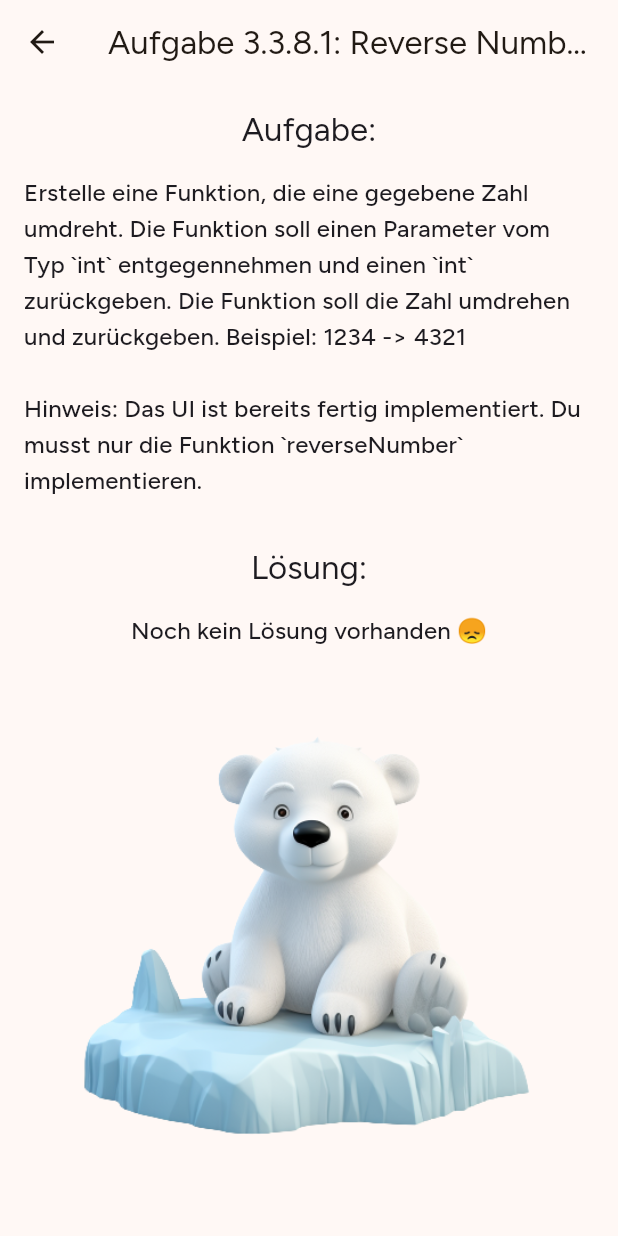
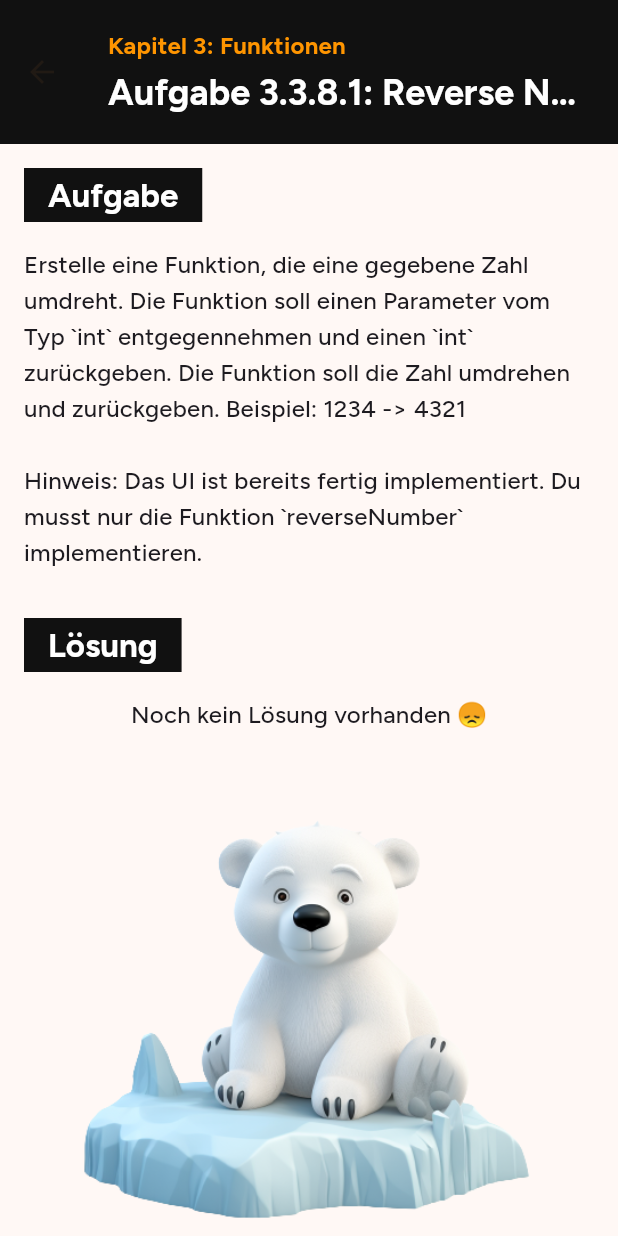
Before and after one commit to App-Akademie/task_app, a Flutter app: the TaskScreen screen opened directly with sample values from the repository, on a phone screen of 412 x 824 dp. Run offline on Flutter 3.47's test engine with Material 3 defaults, Android fonts, the phone set to English and light mode, and no system bars; our stand-ins replace freezed_annotation, google_fonts.

Commit message:
updated UI

```diff
--- a/lib/private/features/tasks/presentation/task_screen.dart
+++ b/lib/private/features/tasks/presentation/task_screen.dart
@@ -1,5 +1,6 @@
 import 'package:flutter/material.dart';
 import 'package:task_app/private/config/app_sizes.dart';
+import 'package:task_app/private/config/palette.dart';
 import 'package:task_app/private/features/tasks/models/task.dart';
 import 'package:task_app/private/features/tasks/presentation/unsolved_task.dart';
 
@@ -12,8 +13,24 @@ class TaskScreen extends StatelessWidget {
   Widget build(BuildContext context) {
     return Scaffold(
       appBar: AppBar(
-        title: Text(
-            "Aufgabe ${task.taskModel.fullTaskNumberString}: ${task.taskModel.taskTitel}"),
+        backgroundColor: dreamlessBlack,
+        toolbarHeight: 96,
+        title: Column(
+          crossAxisAlignment: CrossAxisAlignment.start,
+          children: [
+            Text(
+              textAlign: TextAlign.start,
+              "Kapitel ${task.chapter}: ${task.taskModel.lessonTitle}",
+              style: Theme.of(context).textTheme.titleMedium!.copyWith(
+                  color: barcelonaOrange, fontWeight: FontWeight.bold),
+            ),
+            gapH4,
+            Text(
+                "Aufgabe ${task.taskModel.fullTaskNumberString}: ${task.taskModel.taskTitel}",
+                style: Theme.of(context).textTheme.headlineSmall!.copyWith(
+                    color: Colors.white, fontWeight: FontWeight.bold)),
+          ],
+        ),
       ),
       body: SingleChildScrollView(
         child: Padding(
@@ -21,7 +38,7 @@ class TaskScreen extends StatelessWidget {
           child: Center(
             child: Column(
               children: [
-                Text("Aufgabe:", style: Theme.of(context).textTheme.titleLarge),
+                _taskSolutionTitle(context: context, isSolutionTitle: false),
                 gapH16,
                 Text(task.taskModel.taskText,
                     style: Theme.of(context).textTheme.titleMedium),
@@ -30,7 +47,7 @@ class TaskScreen extends StatelessWidget {
                   Image.asset(task.taskModel.taskImagePath!),
                 ],
                 gapH32,
-                Text("Lösung:", style: Theme.of(context).textTheme.titleLarge),
+                _taskSolutionTitle(context: context, isSolutionTitle: true),
                 gapH16,
                 task.solution ?? const UnsolvedTask(),
               ],
@@ -40,4 +57,22 @@ class TaskScreen extends StatelessWidget {
       ),
     );
   }
+
+  Row _taskSolutionTitle(
+      {required BuildContext context, required bool isSolutionTitle}) {
+    return Row(
+      children: [
+        Container(
+          color: dreamlessBlack,
+          child: Padding(
+            padding: const EdgeInsets.symmetric(
+                horizontal: Sizes.p16, vertical: Sizes.p4),
+            child: Text(isSolutionTitle ? "Lösung" : "Aufgabe",
+                style: Theme.of(context).textTheme.titleLarge!.copyWith(
+                    color: Colors.white, fontWeight: FontWeight.bold)),
+          ),
+        ),
+      ],
+    );
+  }
 }
```
